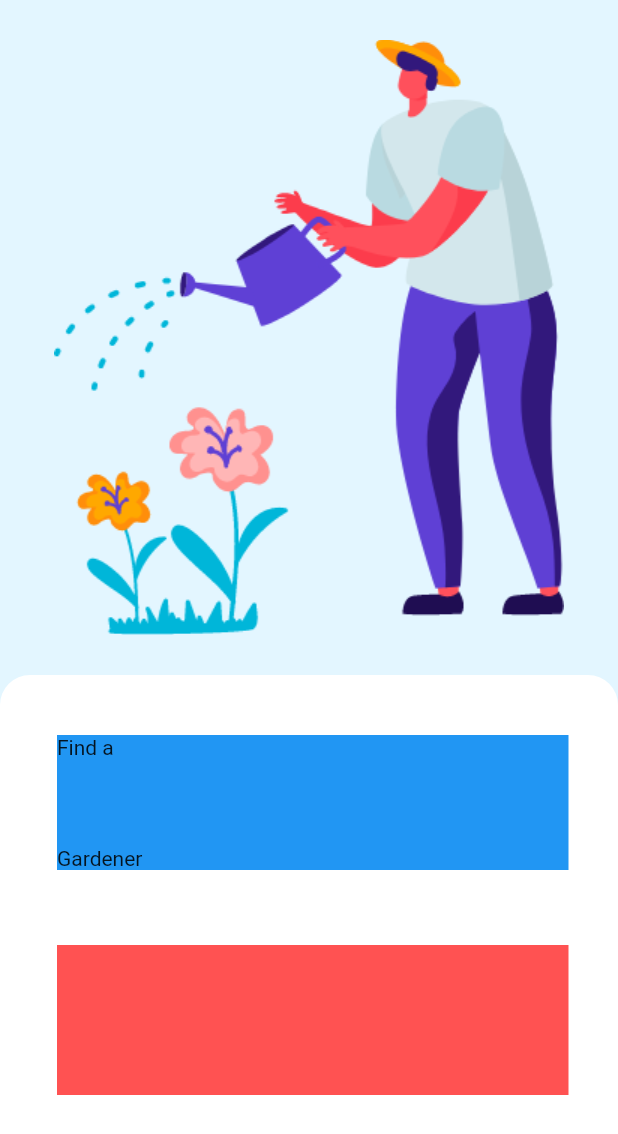
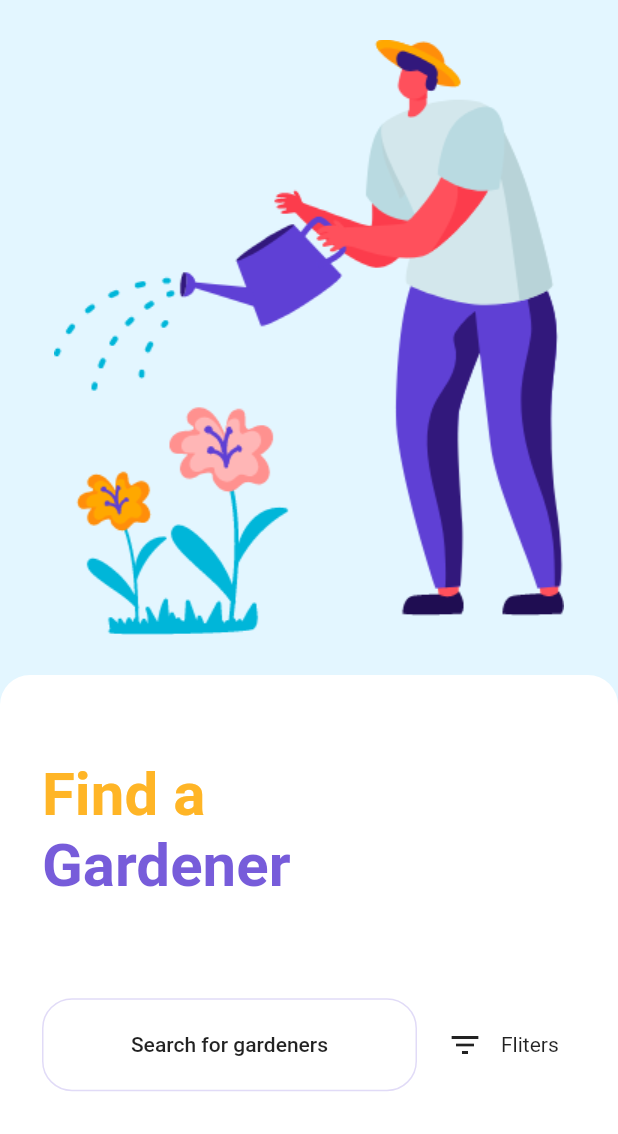
Before and after one commit to okok147/Flutter-UI-Reality, a Flutter app: the screen it shows after launch, on a phone screen of 412 x 824 dp. Shown: the top 1134 px of the screen. Run offline on Flutter 3.47's test engine with Material 2 defaults, Android fonts, the phone set to English and light mode, and no system bars.

Commit message:
update
needs to be finished:

-the style
- customicon
-align with design

```diff
--- a/gardener_01/lib/main.dart
+++ b/gardener_01/lib/main.dart
@@ -29,6 +29,16 @@ class MyHomePage extends StatefulWidget {
 }
 
 class _MyHomePageState extends State<MyHomePage> {
+  BoxDecoration myBoxDecoration() {
+    return BoxDecoration(
+      border: Border.all(
+        width: 1,
+        color: Color(0xff5F40D4).withOpacity(0.19),
+      ),
+      borderRadius: BorderRadius.all(Radius.circular(20.0)),
+    );
+  }
+
   @override
   Widget build(BuildContext context) {
     return Scaffold(
@@ -64,31 +74,67 @@ class _MyHomePageState extends State<MyHomePage> {
                     topRight: const Radius.circular(20.0),
                   )),
               child: Padding(
-                padding: const EdgeInsets.only(left: 30.0, right: 25.0),
+                padding: const EdgeInsets.only(left: 20.0, right: 20.0),
                 child: Padding(
-                  padding: const EdgeInsets.only(left: 8.0, right: 8.0),
+                  padding: const EdgeInsets.only(left: 8.0, right: 0.0),
                   child: Column(
                     children: <Widget>[
                       Spacer(flex: 2),
                       Container(
-                          height: 90.0,
-                          color: Colors.blue,
+                          height: 120.0,
                           width: 1000.0,
                           child: Padding(
                             padding: const EdgeInsets.all(0.0),
                             child: Column(
                               crossAxisAlignment: CrossAxisAlignment.start,
                               children: <Widget>[
-                                Text('Find a'),
-                                Spacer(),
-                                Text('Gardener')
+                                Padding(
+                                  padding: const EdgeInsets.only(top: 16.0),
+                                  child: Text(
+                                    'Find a',
+                                    style: new TextStyle(
+                                      fontSize: 40.0,
+                                      color:
+                                          Color(0xffFFA800).withOpacity(0.85),
+                                      fontWeight: FontWeight.bold,
+                                    ),
+                                  ),
+                                ),
+                                Text(
+                                  'Gardener',
+                                  style: TextStyle(
+                                    fontSize: 40.0,
+                                    fontWeight: FontWeight.bold,
+                                    color: Color(0xff5F40D4).withOpacity(0.85),
+                                  ),
+                                )
                               ],
                             ),
                           )),
                       Padding(
-                        padding: const EdgeInsets.only(top: 50.0),
-                        child:
-                            Container(height: 100.0, color: Colors.redAccent),
+                        padding: const EdgeInsets.only(top: 55.0),
+                        child: Row(
+                          children: <Widget>[
+                            Container(
+                              decoration: myBoxDecoration(),
+                              height: 62.0,
+                              width: 250.0,
+                              child: MaterialButton(child: Text('Search for gardeners'),
+                              onPressed: (){},),
+                            ),
+                            Padding(
+                              padding: const EdgeInsets.only(left:8.0),
+                              child: IconButton(
+                                icon: Icon(Icons.filter_list),
+                                tooltip: 'what is that ? ',
+                                onPressed: () {
+
+                                },
+                              ),
+                            ),
+                            Text('Fliters')
+                          ],
+                        ),
                       ),
                       Spacer(flex: 11),
                     ],
```
Also changed, not shown: gardener_01/process/day3.png (added), 1 other file.
